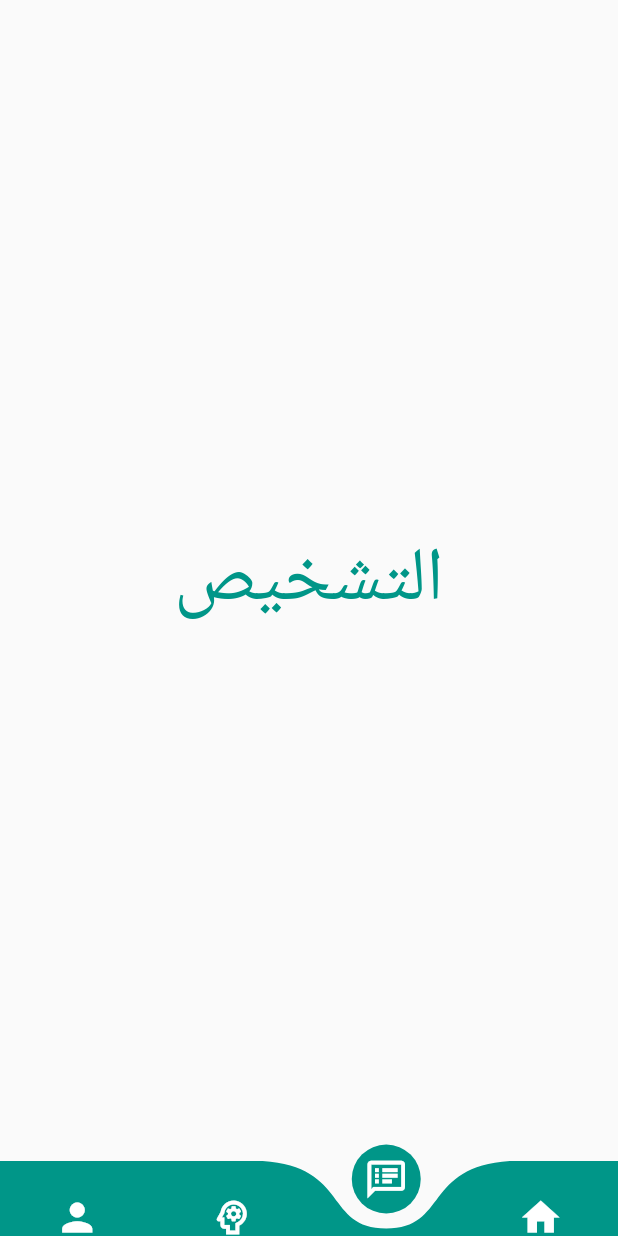
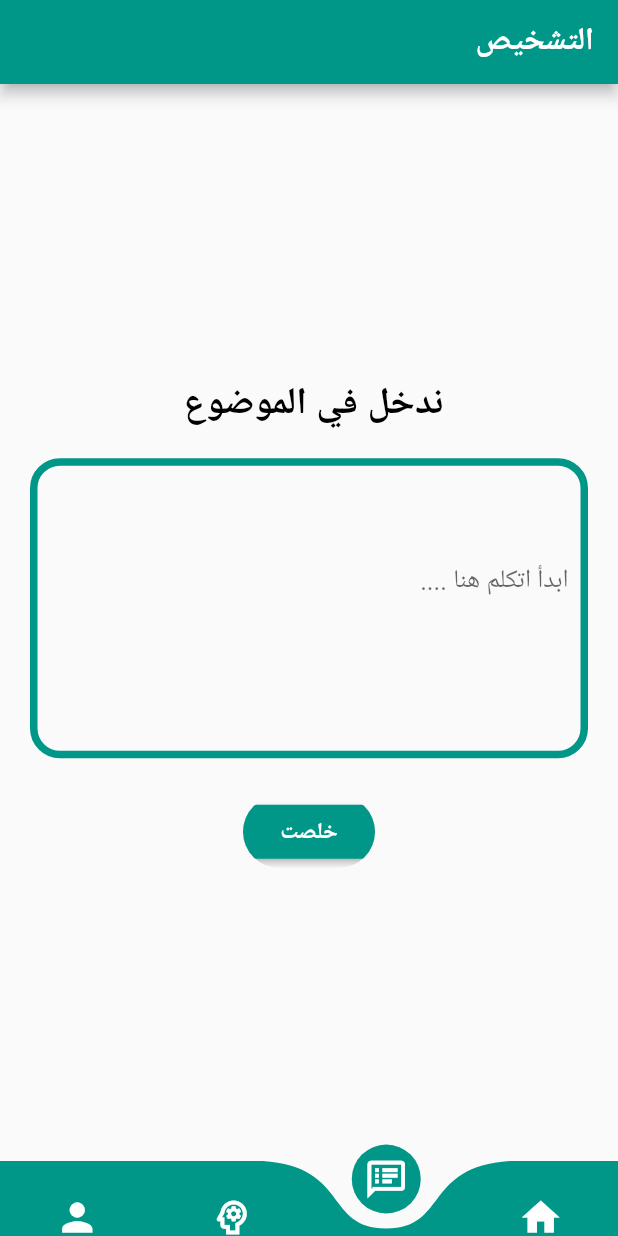
Before and after one commit to nourelwazeer/Walnaanas, a Flutter app: the screen it shows after launch, item 2 of the bottom bar chosen, on a phone screen of 412 x 824 dp. Run offline on Flutter 3.47's test engine with Material 2 defaults, Android fonts, the phone set to English and light mode, and no system bars; drawn by our look-alikes of curved_navigation_bar; our stand-ins replace bloc, cloud_firestore, conditional_builder_null_safety, firebase_core, flutter_bloc, google_fonts; missing offline and left inert: dart:html; accounts and stored records are empty.

Commit message:
Diagnose screen done

```diff
--- a/lib/main.dart
+++ b/lib/main.dart
@@ -39,7 +39,7 @@ class MyAPP extends StatelessWidget {
               GlobalWidgetsLocalizations.delegate,
             ],
             supportedLocales: [
-              Locale("fa", "IR"), // OR Locale('ar', 'AE') OR Other RTL locales
+              Locale("ar", "AE"), // OR Locale('ar', 'AE') OR Other RTL locales
             ],
           debugShowCheckedModeBanner: false,
           // theme: ThemeData(
--- a/lib/presentation/Screens/navigationBar_screens/diagnose_screen.dart
+++ b/lib/presentation/Screens/navigationBar_screens/diagnose_screen.dart
@@ -5,12 +5,55 @@ class DiagnoseScreen extends StatelessWidget {
 
   @override
   Widget build(BuildContext context) {
-    return const Center(child: Text(
-      'التشخيص',
-      style: TextStyle(
-        fontSize: 50,
-        color: Colors.teal,
+    return  Scaffold(
+      appBar: AppBar(
+        title: Text('التشخيص'),
+        backgroundColor: Colors.teal,
       ),
-    ),);
+      body: Center(
+        child: Padding(
+          padding: const EdgeInsets.all(20.0),
+          child: Column(
+            mainAxisAlignment: MainAxisAlignment.center,
+            children: [
+              Text('ندخل في الموضوع ',textAlign: TextAlign.start,style: TextStyle(color: Colors.black,fontSize: 25,fontWeight: FontWeight.bold),),
+              SizedBox(height: 20,),
+              Container(
+                height: 200,
+                width: double.infinity,
+                decoration: BoxDecoration(
+                  border: Border.all(
+                    color: Colors.teal,
+                    width: 5
+                  ),
+                  borderRadius: BorderRadius.circular(20)
+                ),
+                child: Padding(
+                  padding: const EdgeInsets.all(8.0),
+                  child: TextFormField(
+                    maxLines: 5,
+                    decoration: InputDecoration(
+                      labelText: 'ابدأ اتكلم هنا ....',
+                      floatingLabelBehavior: FloatingLabelBehavior.never,
+                      border: InputBorder.none,
+
+                    ),
+                  ),
+                ),
+              ),
+              SizedBox(height: 25,),
+              ClipRRect(
+                borderRadius: BorderRadius.circular(30),
+                child: MaterialButton(
+                  onPressed: (){},
+                  child: Text('خلصت',style: TextStyle(color: Colors.white),),
+                  color: Colors.teal,
+                ),
+              )
+            ],
+          ),
+        ),
+      ),
+    );
   }
 }
```
